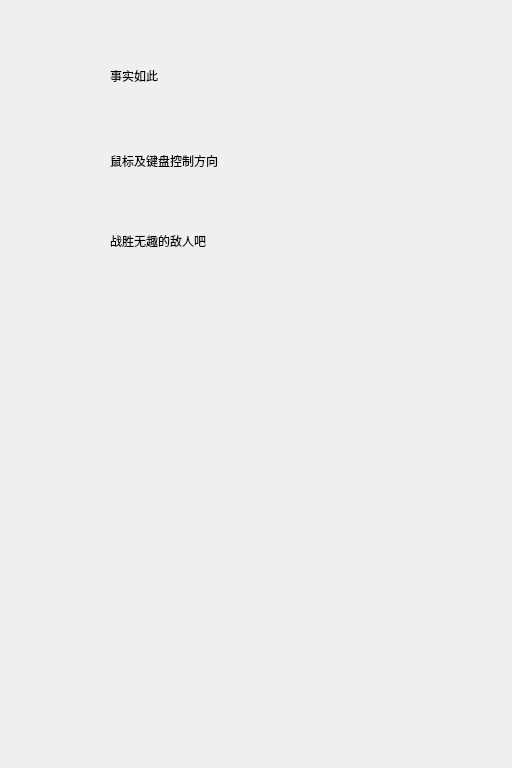
Before: the Qt Designer form help.ui in passer12/planefight, drawn with Qt 5.
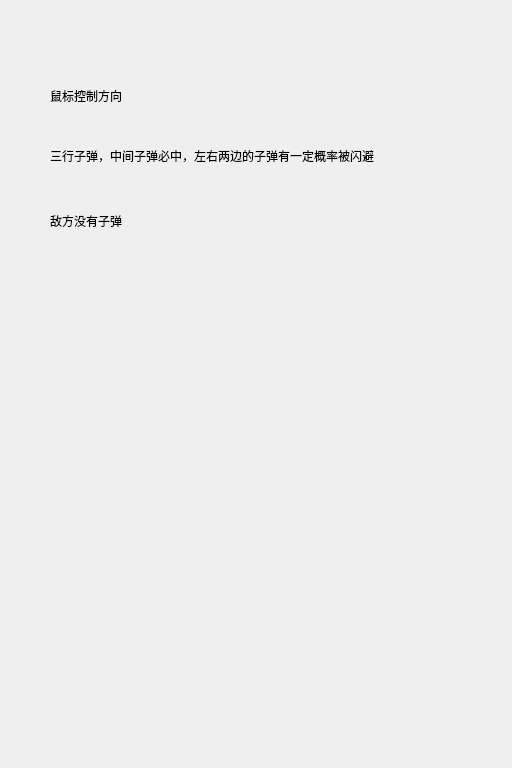
After: the same form once the commit is applied.

Diff of the .ui file:
```diff
--- a/help.ui
+++ b/help.ui
@@ -28,40 +28,40 @@
   <widget class="QLabel" name="label">
    <property name="geometry">
     <rect>
-     <x>110</x>
-     <y>50</y>
+     <x>50</x>
+     <y>70</y>
      <width>111</width>
      <height>51</height>
     </rect>
    </property>
    <property name="text">
-    <string>事实如此</string>
+    <string>鼠标控制方向</string>
    </property>
   </widget>
   <widget class="QLabel" name="label_2">
    <property name="geometry">
     <rect>
-     <x>110</x>
-     <y>150</y>
-     <width>161</width>
-     <height>21</height>
+     <x>50</x>
+     <y>130</y>
+     <width>431</width>
+     <height>51</height>
     </rect>
    </property>
    <property name="text">
-    <string>鼠标及键盘控制方向</string>
+    <string>三行子弹，中间子弹必中，左右两边的子弹有一定概率被闪避</string>
    </property>
   </widget>
   <widget class="QLabel" name="label_3">
    <property name="geometry">
     <rect>
-     <x>110</x>
-     <y>220</y>
+     <x>50</x>
+     <y>200</y>
      <width>181</width>
      <height>41</height>
     </rect>
    </property>
    <property name="text">
-    <string>战胜无趣的敌人吧</string>
+    <string>敌方没有子弹</string>
    </property>
   </widget>
  </widget>
```
